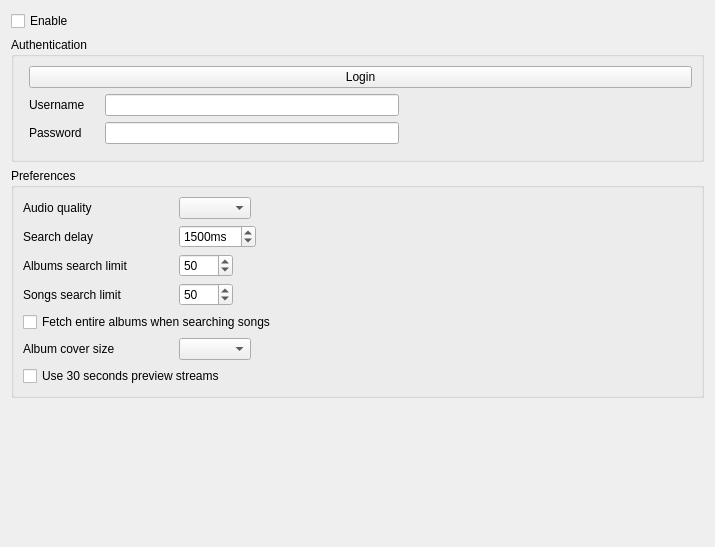
Before: the Qt Designer form src/settings/deezersettingspage.ui in strawberrymusicplayer/strawberry, drawn with Qt 5.
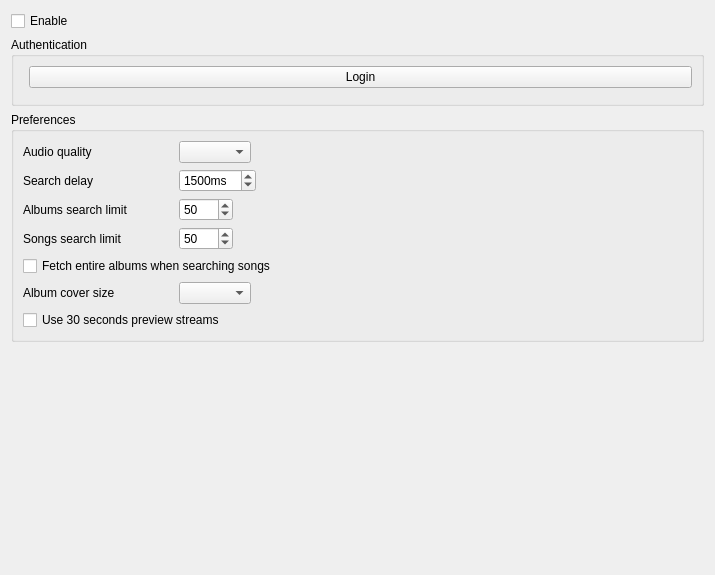
After: the same form once the commit is applied. Icons and pictures are not drawn. Custom widgets are drawn as their Qt base class.

What changed in the file:
```diff
--- a/src/settings/deezersettingspage.ui
+++ b/src/settings/deezersettingspage.ui
@@ -7,7 +7,7 @@
     <x>0</x>
     <y>0</y>
     <width>715</width>
-    <height>547</height>
+    <height>575</height>
    </rect>
   </property>
   <property name="windowTitle">
@@ -55,76 +55,6 @@
           </property>
          </spacer>
         </item>
-        <item>
-         <layout class="QHBoxLayout" name="layout_username">
-          <item>
-           <widget class="QLabel" name="label_username">
-            <property name="minimumSize">
-             <size>
-              <width>70</width>
-              <height>0</height>
-             </size>
-            </property>
-            <property name="text">
-             <string>Username</string>
-            </property>
-           </widget>
-          </item>
-          <item>
-           <widget class="QLineEdit" name="username"/>
-          </item>
-          <item>
-           <spacer name="spacer_username">
-            <property name="orientation">
-             <enum>Qt::Horizontal</enum>
-            </property>
-            <property name="sizeHint" stdset="0">
-             <size>
-              <width>40</width>
-              <height>20</height>
-             </size>
-            </property>
-           </spacer>
-          </item>
-         </layout>
-        </item>
-        <item>
-         <layout class="QHBoxLayout" name="layout_password">
-          <item>
-           <widget class="QLabel" name="label_password">
-            <property name="minimumSize">
-             <size>
-              <width>70</width>
-              <height>0</height>
-             </size>
-            </property>
-            <property name="text">
-             <string>Password</string>
-            </property>
-           </widget>
-          </item>
-          <item>
-           <widget class="QLineEdit" name="password">
-            <property name="echoMode">
-             <enum>QLineEdit::Password</enum>
-            </property>
-           </widget>
-          </item>
-          <item>
-           <spacer name="spacer_password">
-            <property name="orientation">
-             <enum>Qt::Horizontal</enum>
-            </property>
-            <property name="sizeHint" stdset="0">
-             <size>
-              <width>40</width>
-              <height>20</height>
-             </size>
-            </property>
-           </spacer>
-          </item>
-         </layout>
-        </item>
         <item>
          <widget class="LoginStateWidget" name="login_state" native="true"/>
         </item>
```
